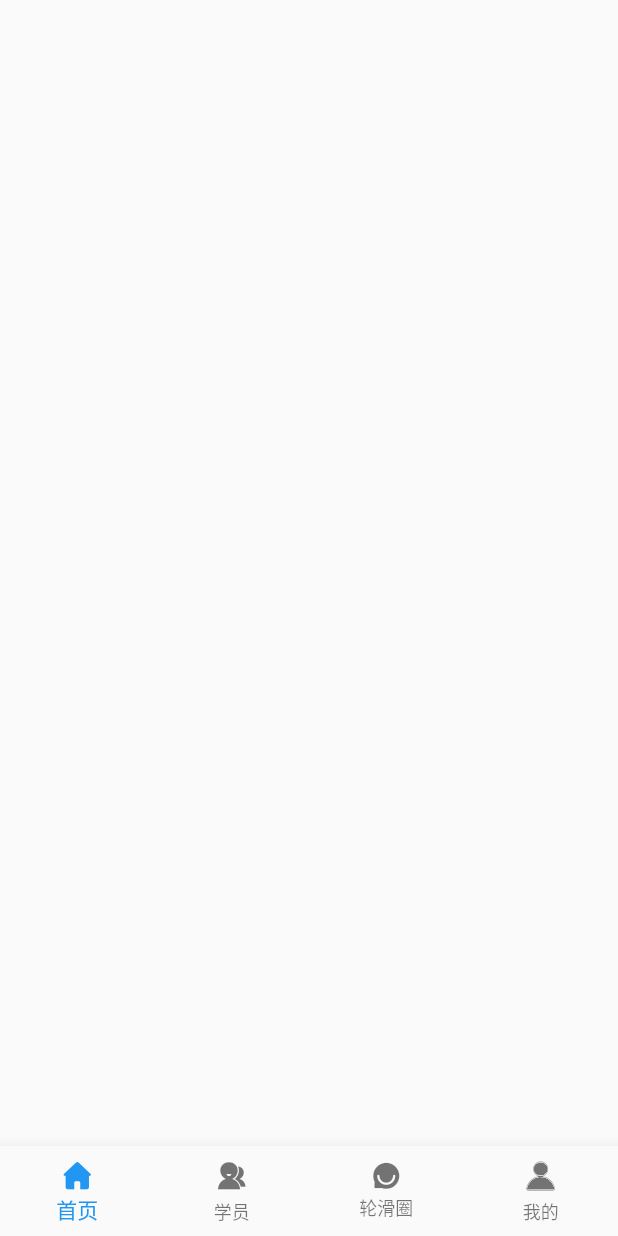
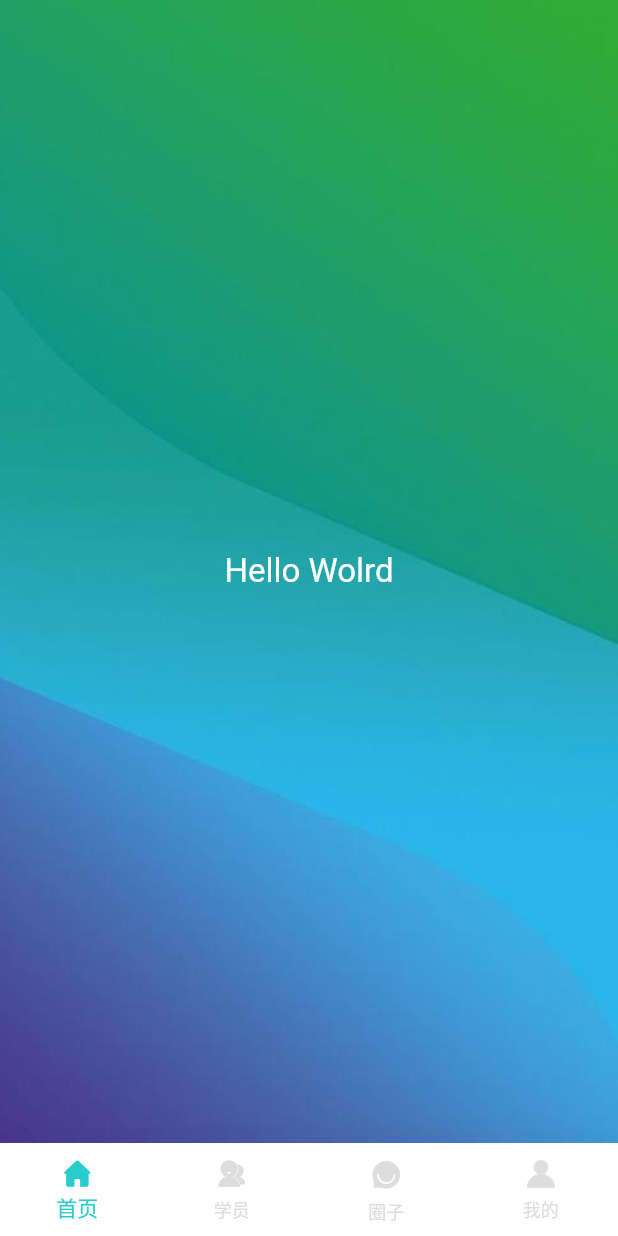
Before and after one commit to squid-Xu/flutter-coach-clock, a Flutter app: the screen it shows after launch, on a phone screen of 412 x 824 dp. Run offline on Flutter 3.47's test engine with Material 2 defaults, Android fonts, the phone set to English and light mode, and no system bars.

Commit message:
调整底部导航

```diff
--- a/lib/fonts/iconfont.dart
+++ b/lib/fonts/iconfont.dart
@@ -2,8 +2,10 @@ import 'package:flutter/widgets.dart';
 class IconFont{
   static const String _family = 'iconfont';
   IconFont._();
+  static const IconData icon_nan = IconData(0xe730, fontFamily: _family);
+  static const IconData icon_nv = IconData(0xe629, fontFamily: _family);
   static const IconData icon_quanzi = IconData(0xe6f4, fontFamily: _family);
   static const IconData icon_dayuanjiaojianying_kuozhan_ = IconData(0xe605, fontFamily: _family);
-  static const IconData icon_index = IconData(0xe502, fontFamily: _family);
+  static const IconData icon_index = IconData(0xe600, fontFamily: _family);
   static const IconData icon_mine_gray = IconData(0xe638, fontFamily: _family);
 }
--- a/lib/main.dart
+++ b/lib/main.dart
@@ -20,7 +20,10 @@ class MyApp extends StatelessWidget {
   @override
   Widget build(BuildContext context) {
     return new MaterialApp(
-      title: 'Flutter Demo',
+      debugShowCheckedModeBanner: false,
+      theme: ThemeData(backgroundColor: Color(0xFF29CCCC),
+          highlightColor: Color.fromRGBO(255, 255, 255, 0.5),
+          splashColor: Colors.white70),
       home: new TabNavigator(),
     );
   }
--- a/lib/navigator/navigation_icon_view.dart
+++ /dev/null
@@ -1,21 +0,0 @@
-import 'package:flutter/material.dart';
-
-// 创建一个 Icon 展示控件
-class NavigationIconView {
-
-  // 创建两个属性，一个是 用来展示 icon， 一个是动画处理
-  final BottomNavigationBarItem item;
-  final AnimationController controller;
-
-  // 类似于 java 中的构造方法
-  // 创建 NavigationIconView 需要传入三个参数， icon 图标，title 标题， TickerProvider
-  NavigationIconView({Widget icon, Widget title, TickerProvider vsync}):
-        item = new BottomNavigationBarItem(
-          icon: icon,
-          title: title,
-        ),
-        controller = new AnimationController(
-            duration: kThemeAnimationDuration,    // 设置动画持续的时间
-            vsync: vsync                          // 默认属性和参数
-        );
-}
--- a/lib/navigator/tabNavigator.dart
+++ b/lib/navigator/tabNavigator.dart
@@ -1,114 +1,76 @@
+import 'package:coach/fonts/iconfont.dart';
 import 'package:coach/pages/circlePage.dart';
 import 'package:coach/pages/homePage.dart';
 import 'package:coach/pages/minePage.dart';
 import 'package:coach/pages/studentsPage.dart';
+
 import 'package:flutter/material.dart';
-import 'package:coach/fonts/iconfont.dart';
 
-import 'navigation_icon_view.dart'; // 如果是在同一个包的路径下，可以直接使用对应的文件名
-
-// 创建一个 带有状态的 Widget Index
 class TabNavigator extends StatefulWidget {
-  //  固定的写法
   @override
-  State<StatefulWidget> createState() => new _TabNavigatorState();
+  _TabNavitagorState createState() => _TabNavitagorState();
 }
 
-// 要让主页面 Index 支持动效，要在它的定义中附加mixin类型的对象TickerProviderStateMixin
-class _TabNavigatorState extends State<TabNavigator>
-    with TickerProviderStateMixin {
-  int _currentIndex = 0; // 当前界面的索引值
-  List<NavigationIconView> _navigationViews; // 底部图标按钮区域
-  List<StatefulWidget> _pageList; // 用来存放我们的图标对应的页面
-  StatefulWidget _currentPage; // 当前的显示页面
-
-  // 定义一个空的设置状态值的方法
-  void _rebuild() {
-    setState(() {});
-  }
+class _TabNavitagorState extends State<TabNavigator> {
+  int _currentInndex = 0;
+  final _defaultColor = Color(0xFF999999);
+  final PageController _controller = PageController(initialPage: 0);
 
   @override
-  void initState() {
-    super.initState();
-
-    // 初始化导航图标
-    _navigationViews = <NavigationIconView>[
-      new NavigationIconView(
-          icon: new Icon(
-            IconFont.icon_index,
-            size: 25.0,
-          ),
-          title: new Text("首页"),
-          vsync: this), // vsync 默认属性和参数
-      new NavigationIconView(
-          icon: new Icon(
-            IconFont.icon_dayuanjiaojianying_kuozhan_,
-            size: 25.0,
-          ),
-          title: new Text("学员"),
-          vsync: this),
-      new NavigationIconView(
-          icon: new Icon(
-            IconFont.icon_quanzi,
-            size: 20.0,
-          ),
-          title: new Text("轮滑圈"),
-          vsync: this),
-      new NavigationIconView(
-          icon: new Icon(
-            IconFont.icon_mine_gray,
-            size: 25.0,
-          ),
-          title: new Text("我的"),
-          vsync: this),
-    ];
-
-    // 给每一个按钮区域加上监听
-    for (NavigationIconView view in _navigationViews) {
-      view.controller.addListener(_rebuild);
-    }
-
-    // 将我们 bottomBar 上面的按钮图标对应的页面存放起来，方便我们在点击的时候
-    _pageList = <StatefulWidget>[
+  Widget build(BuildContext context) {
+    // TODO: implement build
+    return Scaffold(
+      body: PageView(
+        onPageChanged: (index) {
+          print(index);
+          setState(() {
+            _currentInndex = index;
+          });
+        },
+        controller: _controller,
+        children: <Widget>[
           new HomePage(),
           new StudentsPage(),
           new CirclePage(),
           new MinePage()
-    ];
-    _currentPage = _pageList[_currentIndex];
-  }
-
-  @override
-  Widget build(BuildContext context) {
-    // 声明定义一个 底部导航的工具栏
-    final BottomNavigationBar bottomNavigationBar = new BottomNavigationBar(
-      items: _navigationViews
-          .map((NavigationIconView navigationIconView) =>
-              navigationIconView.item)
-          .toList(), // 添加 icon 按钮
-      currentIndex: _currentIndex, // 当前点击的索引值
-      type: BottomNavigationBarType.fixed, // 设置底部导航工具栏的类型：fixed 固定
-      onTap: (int index) {
-        // 添加点击事件
+        ],
+      ),
+      bottomNavigationBar: BottomNavigationBar(
+          unselectedItemColor:Color(0xFFDDDDDD),
+          fixedColor:Color(0xFF29CCCC),
+          backgroundColor:Colors.white,
+        elevation: 30.0,
+          currentIndex: _currentInndex,
+          onTap: (index) {
+            _controller.jumpToPage(index);
             setState(() {
-          // 点击之后，需要触发的逻辑事件
-          _navigationViews[_currentIndex].controller.reverse();
-          _currentIndex = index;
-          _navigationViews[_currentIndex].controller.forward();
-          _currentPage = _pageList[_currentIndex];
+              _currentInndex = index;
             });
           },
-    );
-
-    return new MaterialApp(
-      home: new Scaffold(
-        body: new Center(child: _currentPage // 动态的展示我们当前的页面
+          type: BottomNavigationBarType.fixed,
+          items: [
+            BottomNavigationBarItem(
+                title: Text(
+                  '首页',style: TextStyle(color: _currentInndex !=0 ? _defaultColor : null),
                 ),
-        bottomNavigationBar: bottomNavigationBar, // 底部工具栏
+                icon: Icon(IconFont.icon_index),),
+            BottomNavigationBarItem(
+                title: Text(
+                  '学员',style: TextStyle(color: _currentInndex !=1 ? _defaultColor : null),
                 ),
-      theme: new ThemeData(primaryColor: Color(0xFF29CCCC)
-//        primarySwatch: Color(value), // 设置主题颜色
+                icon: Icon(IconFont.icon_dayuanjiaojianying_kuozhan_),),
+            BottomNavigationBarItem(
+                title: Text(
+                  '圈子',style: TextStyle(color: _currentInndex !=2 ? _defaultColor : null),
                 ),
+                icon: Icon(IconFont.icon_quanzi,
+                    size: 27.0),),
+            BottomNavigationBarItem(
+                title: Text(
+                  '我的',style: TextStyle(color: _currentInndex !=3 ? _defaultColor : null),
+                ),
+                icon: Icon(IconFont.icon_mine_gray)),
+          ]),
     );
   }
 }
--- a/lib/pages/circlePage.dart
+++ b/lib/pages/circlePage.dart
@@ -9,8 +9,7 @@ class _CirclePageState extends State<CirclePage> {
 
   @override
   Widget build(BuildContext context) {
-    return new MaterialApp(
-      home: new Scaffold(
+    return new Scaffold(
       appBar: new AppBar(
         title: new Text('轮滑圈'),
         actions: <Widget>[
@@ -20,7 +19,6 @@ class _CirclePageState extends State<CirclePage> {
       body: new Center(
         child: null,
       ),
-      ),
     );
   }
 }
--- a/lib/pages/homePage.dart
+++ b/lib/pages/homePage.dart
@@ -8,6 +8,19 @@ class HomePage extends StatefulWidget {
 class _HomePageState extends State<HomePage> {
   @override
   Widget build(BuildContext context) {
-    return new Scaffold();
+    return new Scaffold(
+      body: Container(
+        decoration: BoxDecoration(
+          image: DecorationImage(
+            image: AssetImage("images/1.jpg"),
+            fit: BoxFit.cover,
+          ),
+        ),
+        child: Center(
+          child: Text('Hello Wolrd',
+            style: TextStyle(fontSize: 22.0, color: Colors.white),),
+        ),
+      ),
+    );
   }
 }
--- a/lib/pages/minePage.dart
+++ b/lib/pages/minePage.dart
@@ -9,8 +9,7 @@ class _MinePageState extends State<MinePage> {
 
   @override
   Widget build(BuildContext context) {
-    return new MaterialApp(
-      home: new Scaffold(
+    return new Scaffold(
       appBar: new AppBar(
         title: new Text('我的'),
         actions: <Widget>[
@@ -20,7 +19,6 @@ class _MinePageState extends State<MinePage> {
       body: new Center(
         child: null,
       ),
-      ),
     );
   }
 }
--- a/lib/pages/studentsPage.dart
+++ b/lib/pages/studentsPage.dart
@@ -9,8 +9,7 @@ class _StudentsPageState extends State<StudentsPage> {
 
   @override
   Widget build(BuildContext context) {
-    return new MaterialApp(
-      home: new Scaffold(
+    return new Scaffold(
       appBar: new AppBar(
         title: new Text('学员'),
         actions: <Widget>[
@@ -20,7 +19,6 @@ class _StudentsPageState extends State<StudentsPage> {
       body: new Center(
         child: null,
       ),
-      ),
     );
   }
 }
```
Also changed, not shown: pubspec.yaml (+9 -0 lines), fonts/iconfont.ttf, images/1.jpg (added), images/2.jpg (added), images/3.jpg (added), images/4.jpg (added), images/circle.png (added), images/index.png (added), images/mine.png (added), images/students.png (added), 1 other file. Lines whose indentation alone changed are shown as unchanged.
